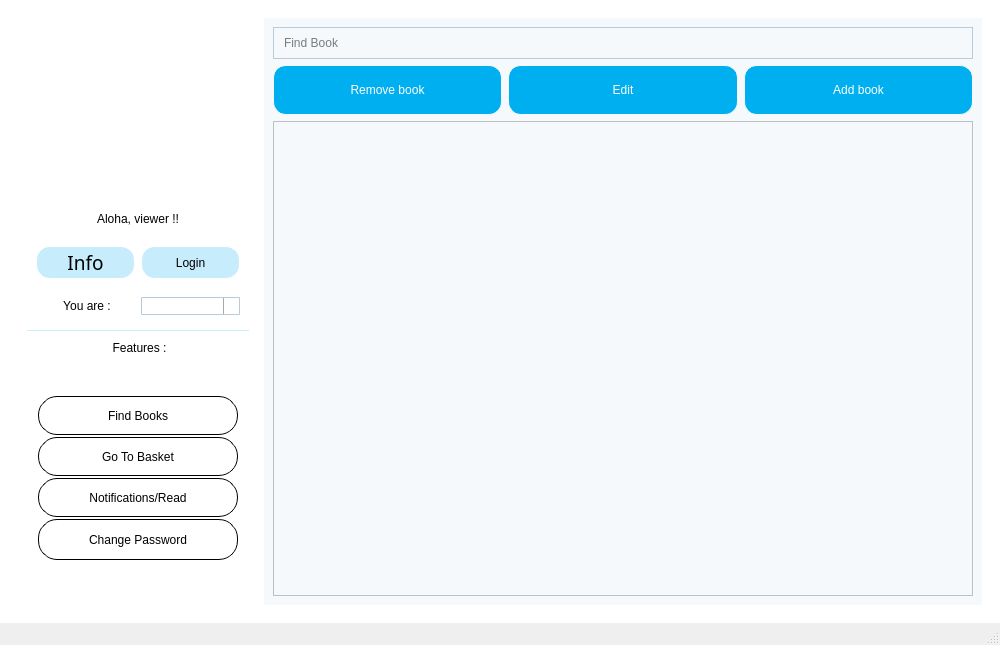
The window that mainwindow.ui (huylenguyen806/ASS2) describes before a commit, drawn with Qt 5.
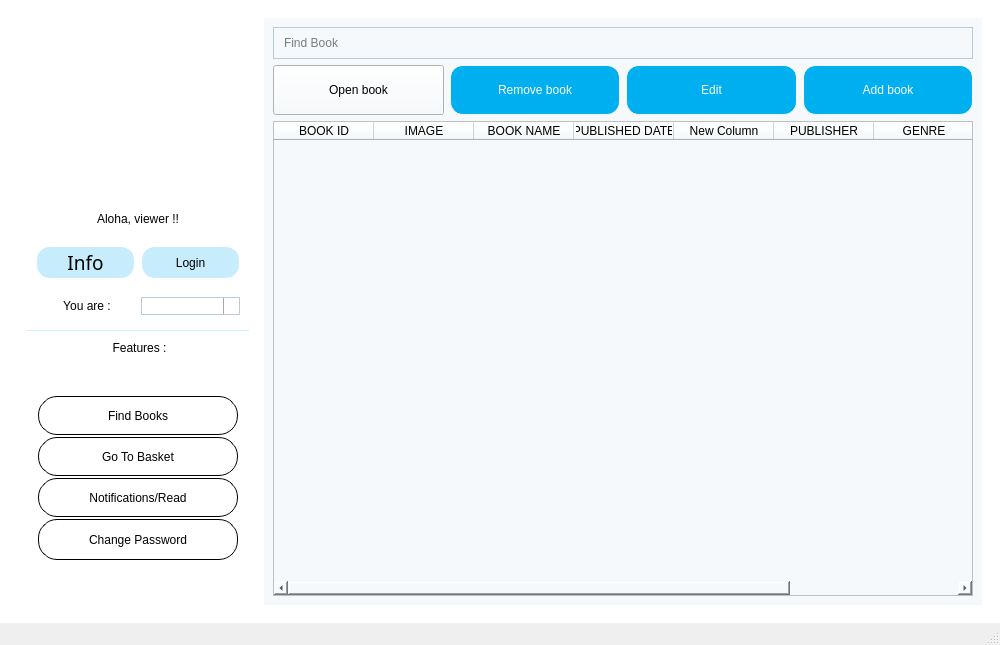
The same window after the commit. The open tabs and pages were chosen to show the change. Icons and pictures are not drawn.

Commit message: Book MANAGER VER1.0

Diff of the .ui file:
```diff
--- a/mainwindow.ui
+++ b/mainwindow.ui
@@ -4018,6 +4018,45 @@
                     <property name="bottomMargin">
                      <number>0</number>
                     </property>
+                    <item>
+                     <widget class="QPushButton" name="pushbutton_open_book">
+                      <property name="minimumSize">
+                       <size>
+                        <width>98</width>
+                        <height>50</height>
+                       </size>
+                      </property>
+                      <property name="cursor">
+                       <cursorShape>PointingHandCursor</cursorShape>
+                      </property>
+                      <property name="styleSheet">
+                       <string notr="true">QPushButton#remove_book_button {
+	color: rgb(255, 255, 255);
+	height: 25;
+    background-color: rgb(0,175,240);
+    border-style: solid;
+    border-width: 1px;
+    border-color: rgb(245, 249, 252);;
+	border-radius: 13px;
+	font:normal 200 14pt &quot;Myriad Pro&quot;;
+    min-width: 4em;
+    padding: 2px;
+}
+QPushButton#remove_book_button:pressed {
+    background-color: rgb(0,138,195);
+    border-style: outset;
+    border-style: inset;
+}
+QPushButton#remove_book_button:hover {
+    background-color: rgb(0,158,218);
+    border-style: inset;
+}</string>
+                      </property>
+                      <property name="text">
+                       <string>Open book</string>
+                      </property>
+                     </widget>
+                    </item>
                     <item>
                      <widget class="QPushButton" name="remove_book_button">
                       <property name="minimumSize">
@@ -4138,7 +4177,48 @@
                    </layout>
                   </item>
                   <item>
-                   <widget class="QListWidget" name="manage_book_area"/>
+                   <widget class="QTableWidget" name="table_manage_book">
+                    <column>
+                     <property name="text">
+                      <string>BOOK ID</string>
+                     </property>
+                    </column>
+                    <column>
+                     <property name="text">
+                      <string>IMAGE</string>
+                     </property>
+                    </column>
+                    <column>
+                     <property name="text">
+                      <string>BOOK NAME</string>
+                     </property>
+                    </column>
+                    <column>
+                     <property name="text">
+                      <string>PUBLISHED DATE</string>
+                     </property>
+                    </column>
+                    <column>
+                     <property name="text">
+                      <string>New Column</string>
+                     </property>
+                    </column>
+                    <column>
+                     <property name="text">
+                      <string>PUBLISHER</string>
+                     </property>
+                    </column>
+                    <column>
+                     <property name="text">
+                      <string>GENRE</string>
+                     </property>
+                    </column>
+                    <column>
+                     <property name="text">
+                      <string>AMOUNT</string>
+                     </property>
+                    </column>
+                   </widget>
                   </item>
                  </layout>
                 </item>
```
Left out of the diff: 15 changed lines with no effect on the pictures. The commit also changes 6 other files.
